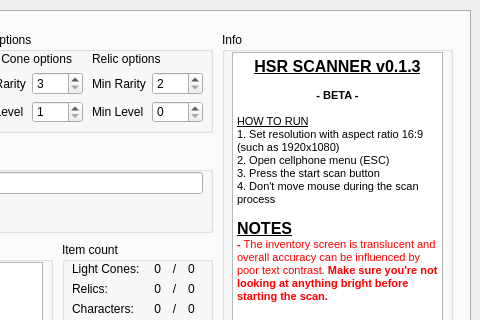
Qt form src/ui/hsr_scanner.ui (kel-z/HSR-Scanner) before a commit; both pictures show x 220 to 700 and y 0 to 320 of the 700 by 430 pixel window.
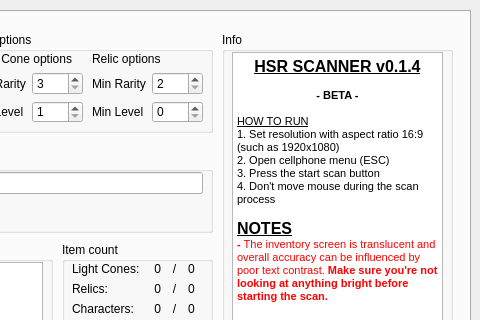
The same form after that commit.

```diff
--- a/src/ui/hsr_scanner.ui
+++ b/src/ui/hsr_scanner.ui
@@ -497,7 +497,7 @@
 &lt;html&gt;&lt;head&gt;&lt;meta name=&quot;qrichtext&quot; content=&quot;1&quot; /&gt;&lt;style type=&quot;text/css&quot;&gt;
 p, li { white-space: pre-wrap; }
 &lt;/style&gt;&lt;/head&gt;&lt;body style=&quot; font-family:'MS Shell Dlg 2'; font-size:8.25pt; font-weight:400; font-style:normal;&quot;&gt;
-&lt;p align=&quot;center&quot; style=&quot; margin-top:0px; margin-bottom:0px; margin-left:0px; margin-right:0px; -qt-block-indent:0; text-indent:0px;&quot;&gt;&lt;span style=&quot; font-size:12pt; font-weight:600; text-decoration: underline;&quot;&gt;HSR SCANNER v0.1.3&lt;/span&gt;&lt;/p&gt;
+&lt;p align=&quot;center&quot; style=&quot; margin-top:0px; margin-bottom:0px; margin-left:0px; margin-right:0px; -qt-block-indent:0; text-indent:0px;&quot;&gt;&lt;span style=&quot; font-size:12pt; font-weight:600; text-decoration: underline;&quot;&gt;HSR SCANNER v0.1.4&lt;/span&gt;&lt;/p&gt;
 &lt;p align=&quot;center&quot; style=&quot;-qt-paragraph-type:empty; margin-top:0px; margin-bottom:0px; margin-left:0px; margin-right:0px; -qt-block-indent:0; text-indent:0px;&quot;&gt;&lt;br /&gt;&lt;/p&gt;
 &lt;p align=&quot;center&quot; style=&quot; margin-top:0px; margin-bottom:0px; margin-left:0px; margin-right:0px; -qt-block-indent:0; text-indent:0px;&quot;&gt;&lt;span style=&quot; font-weight:600;&quot;&gt;- BETA -&lt;/span&gt;&lt;/p&gt;
 &lt;p align=&quot;center&quot; style=&quot;-qt-paragraph-type:empty; margin-top:0px; margin-bottom:0px; margin-left:0px; margin-right:0px; -qt-block-indent:0; text-indent:0px;&quot;&gt;&lt;br /&gt;&lt;/p&gt;
```
Left out of the diff: 2 changed lines with no effect on the pictures.
